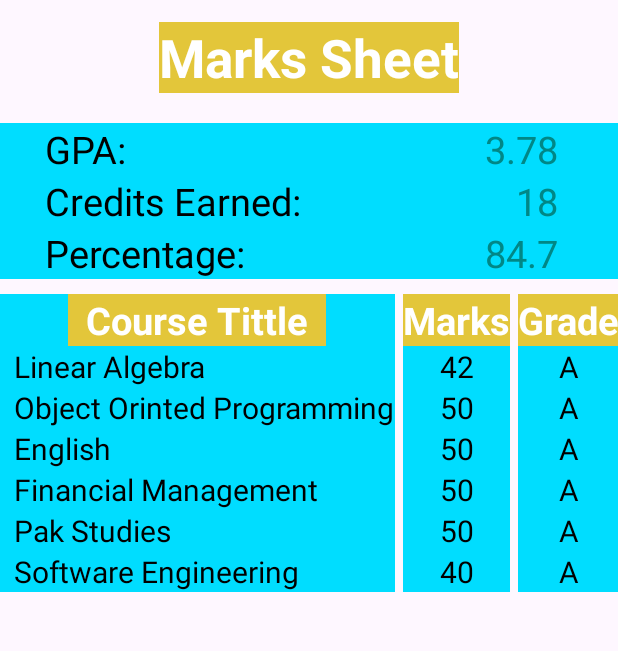
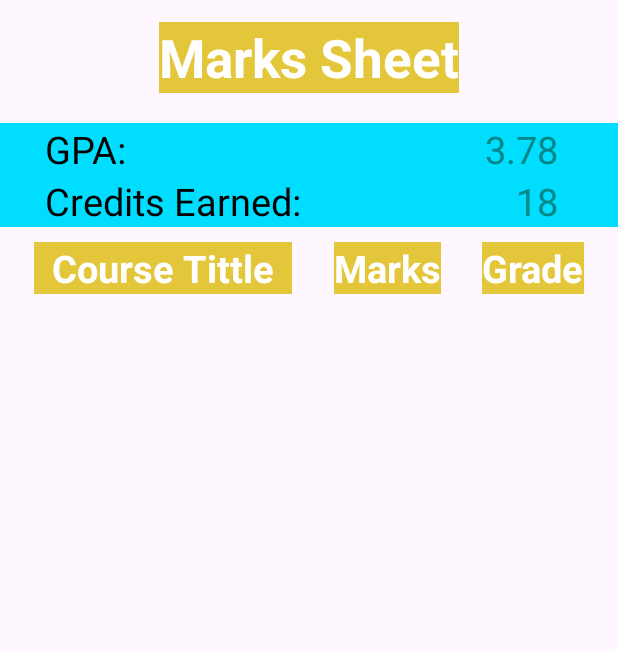
Before and after one commit to wahaj35/GPA-Finder, an Android app: the Report screen opened through its navigation route, on a phone screen of 412 x 824 dp, the part 53-704 px from its top. Run offline under Robolectric (Android 15) with nearby library versions, the phone set to English and light mode, and no system bars; our stand-ins replace data binding.

Commit message:
Finished Report Fragment

```diff
--- a/app/src/main/java/com/example/about/SharedViewModel.kt
+++ b/app/src/main/java/com/example/about/SharedViewModel.kt
@@ -1,6 +1,5 @@
 package com.example.about
 
-import androidx.lifecycle.LiveData
 import androidx.lifecycle.MutableLiveData
 import androidx.lifecycle.ViewModel
 
@@ -27,17 +26,11 @@ class SharedViewModel:ViewModel() {
     private var gpa = MutableLiveData("")
     var finalGPA :MutableLiveData<String> = gpa
 
+    private var noOfSubjects = MutableLiveData("")
+    var noOf_subjects:MutableLiveData<String> = noOfSubjects
 
-    //Function to get Earned Credits
-    fun getEarnedCredits(earnedCredits:String){
-        creditsEarned.value = earnedCredits
-    }
-
-
-
-    //Function to get GPA
-    fun getGPA(gpa:String){
-        finalGPA.value = gpa
+    fun getNoOfSubjects(noOfSubjects:String){
+        noOf_subjects.value = noOfSubjects
     }
 
 
--- a/app/src/main/res/layout/fragment_report.xml
+++ b/app/src/main/res/layout/fragment_report.xml
@@ -103,29 +103,6 @@
                     app:layout_constraintEnd_toEndOf="parent"
                     app:layout_constraintTop_toTopOf="@+id/CreditEarnedText" />
 
-                <TextView
-                    android:id="@+id/percentageText"
-                    android:layout_width="wrap_content"
-                    android:layout_height="wrap_content"
-                    android:layout_marginStart="30dp"
-                    android:text="@string/percentageText"
-                    android:textColor="@color/black"
-                    android:textSize="25sp"
-                    app:layout_constraintStart_toStartOf="parent"
-                    app:layout_constraintTop_toBottomOf="@id/CreditEarnedText" />
-
-                <TextView
-                    android:id="@+id/percentageValue"
-                    android:layout_width="wrap_content"
-                    android:layout_height="wrap_content"
-                    android:layout_marginEnd="40dp"
-                    android:text="84.7"
-                    android:textColor="@color/design_default_color_secondary_variant"
-                    android:textSize="25sp"
-                    app:layout_constraintBottom_toBottomOf="@id/percentageText"
-                    app:layout_constraintEnd_toEndOf="parent"
-                    app:layout_constraintTop_toTopOf="@id/percentageText" />
-
             </androidx.constraintlayout.widget.ConstraintLayout>
 
 
@@ -167,9 +144,9 @@
                         android:layout_width="wrap_content"
                         android:layout_height="wrap_content"
                         android:layout_marginStart="10dp"
-                        android:text="Linear Algebra"
                         android:textColor="@color/black"
                         android:textSize="20sp"
+                        android:visibility="gone"
                         app:layout_constraintBottom_toTopOf="@+id/Course2"
                         app:layout_constraintStart_toStartOf="parent"
                         app:layout_constraintTop_toBottomOf="@+id/subjectsJHeader" />
@@ -179,9 +156,9 @@
                         android:layout_width="wrap_content"
                         android:layout_height="wrap_content"
                         android:layout_marginStart="10dp"
-                        android:text="Object Orinted Programming"
                         android:textColor="@color/black"
                         android:textSize="20sp"
+                        android:visibility="gone"
                         app:layout_constraintBottom_toTopOf="@+id/Course3"
                         app:layout_constraintStart_toStartOf="parent"
                         app:layout_constraintTop_toBottomOf="@+id/Course1" />
@@ -192,9 +169,9 @@
                         android:layout_width="wrap_content"
                         android:layout_height="wrap_content"
                         android:layout_marginStart="10dp"
-                        android:text="English"
                         android:textColor="@color/black"
                         android:textSize="20sp"
+                        android:visibility="gone"
                         app:layout_constraintBottom_toTopOf="@+id/Course4"
                         app:layout_constraintStart_toStartOf="parent"
                         app:layout_constraintTop_toBottomOf="@+id/Course2" />
@@ -204,9 +181,9 @@
                         android:layout_width="wrap_content"
                         android:layout_height="wrap_content"
                         android:layout_marginStart="10dp"
-                        android:text="Financial Management"
                         android:textColor="@color/black"
                         android:textSize="20sp"
+                        android:visibility="gone"
                         app:layout_constraintBottom_toTopOf="@+id/Course5"
                         app:layout_constraintStart_toStartOf="parent"
                         app:layout_constraintTop_toBottomOf="@+id/Course3" />
@@ -216,9 +193,9 @@
                         android:layout_width="wrap_content"
                         android:layout_height="wrap_content"
                         android:layout_marginStart="10dp"
-                        android:text="Pak Studies"
                         android:textColor="@color/black"
                         android:textSize="20sp"
+                        android:visibility="gone"
                         app:layout_constraintBottom_toTopOf="@+id/Course6"
                         app:layout_constraintStart_toStartOf="parent"
                         app:layout_constraintTop_toBottomOf="@+id/Course4" />
@@ -228,9 +205,9 @@
                         android:layout_width="wrap_content"
                         android:layout_height="wrap_content"
                         android:layout_marginStart="10dp"
-                        android:text="Software Engineering"
                         android:textColor="@color/black"
                         android:textSize="20sp"
+                        android:visibility="gone"
                         app:layout_constraintBottom_toBottomOf="parent"
                         app:layout_constraintStart_toStartOf="parent"
                         app:layout_constraintTop_toBottomOf="@+id/Course5" />
@@ -267,9 +244,9 @@
                         android:id="@+id/Course1Marks"
                         android:layout_width="match_parent"
                         android:layout_height="wrap_content"
-                        android:text="42"
                         android:textColor="@color/black"
                         android:textSize="20sp"
+                        android:visibility="gone"
                         app:layout_constraintEnd_toEndOf="parent"
                         app:layout_constraintStart_toStartOf="parent"
                         app:layout_constraintTop_toBottomOf="@id/MarksHeader" />
@@ -278,9 +255,9 @@
                         android:id="@+id/Course2Marks"
                         android:layout_width="wrap_content"
                         android:layout_height="wrap_content"
-                        android:text="50"
                         android:textColor="@color/black"
                         android:textSize="20sp"
+                        android:visibility="gone"
                         app:layout_constraintBottom_toTopOf="@+id/Course3Marks"
                         app:layout_constraintEnd_toEndOf="parent"
                         app:layout_constraintStart_toStartOf="parent"
@@ -291,9 +268,9 @@
                         android:id="@+id/Course3Marks"
                         android:layout_width="wrap_content"
                         android:layout_height="wrap_content"
-                        android:text="50"
                         android:textColor="@color/black"
                         android:textSize="20sp"
+                        android:visibility="gone"
                         app:layout_constraintBottom_toTopOf="@+id/Course4Marks"
                         app:layout_constraintEnd_toEndOf="parent"
                         app:layout_constraintStart_toStartOf="parent"
@@ -303,9 +280,9 @@
                         android:id="@+id/Course4Marks"
                         android:layout_width="wrap_content"
                         android:layout_height="wrap_content"
-                        android:text="50"
                         android:textColor="@color/black"
                         android:textSize="20sp"
+                        android:visibility="gone"
                         app:layout_constraintBottom_toTopOf="@+id/Course5Marks"
                         app:layout_constraintEnd_toEndOf="parent"
                         app:layout_constraintStart_toStartOf="parent"
@@ -315,9 +292,9 @@
                         android:id="@+id/Course5Marks"
                         android:layout_width="wrap_content"
                         android:layout_height="wrap_content"
-                        android:text="50"
                         android:textColor="@color/black"
                         android:textSize="20sp"
+                        android:visibility="gone"
                         app:layout_constraintBottom_toTopOf="@+id/Course6Marks"
                         app:layout_constraintEnd_toEndOf="parent"
                         app:layout_constraintStart_toStartOf="parent"
@@ -327,9 +304,9 @@
                         android:id="@+id/Course6Marks"
                         android:layout_width="wrap_content"
                         android:layout_height="wrap_content"
-                        android:text="40"
                         android:textColor="@color/black"
                         android:textSize="20sp"
+                        android:visibility="gone"
                         app:layout_constraintBottom_toBottomOf="parent"
                         app:layout_constraintEnd_toEndOf="parent"
                         app:layout_constraintStart_toStartOf="parent"
@@ -368,9 +345,9 @@
                         android:id="@+id/Course1Grade"
                         android:layout_width="match_parent"
                         android:layout_height="wrap_content"
-                        android:text="A"
                         android:textColor="@color/black"
                         android:textSize="20sp"
+                        android:visibility="gone"
                         app:layout_constraintEnd_toEndOf="parent"
                         app:layout_constraintStart_toStartOf="parent"
                         app:layout_constraintTop_toBottomOf="@id/GradeHeader" />
@@ -379,9 +356,9 @@
                         android:id="@+id/Course2Grade"
                         android:layout_width="wrap_content"
                         android:layout_height="wrap_content"
-                        android:text="A"
                         android:textColor="@color/black"
                         android:textSize="20sp"
+                        android:visibility="gone"
                         app:layout_constraintBottom_toTopOf="@+id/Course3Grade"
                         app:layout_constraintEnd_toEndOf="parent"
                         app:layout_constraintStart_toStartOf="parent"
@@ -392,9 +369,9 @@
                         android:id="@+id/Course3Grade"
                         android:layout_width="wrap_content"
                         android:layout_height="wrap_content"
-                        android:text="A"
                         android:textColor="@color/black"
                         android:textSize="20sp"
+                        android:visibility="gone"
                         app:layout_constraintBottom_toTopOf="@+id/Course4Grade"
                         app:layout_constraintEnd_toEndOf="parent"
                         app:layout_constraintStart_toStartOf="parent"
@@ -404,9 +381,9 @@
                         android:id="@+id/Course4Grade"
                         android:layout_width="wrap_content"
                         android:layout_height="wrap_content"
-                        android:text="A"
                         android:textColor="@color/black"
                         android:textSize="20sp"
+                        android:visibility="gone"
                         app:layout_constraintBottom_toTopOf="@+id/Course5Grade"
                         app:layout_constraintEnd_toEndOf="parent"
                         app:layout_constraintStart_toStartOf="parent"
@@ -416,9 +393,9 @@
                         android:id="@+id/Course5Grade"
                         android:layout_width="wrap_content"
                         android:layout_height="wrap_content"
-                        android:text="A"
                         android:textColor="@color/black"
                         android:textSize="20sp"
+                        android:visibility="gone"
                         app:layout_constraintBottom_toTopOf="@+id/Course6Grade"
                         app:layout_constraintEnd_toEndOf="parent"
                         app:layout_constraintStart_toStartOf="parent"
@@ -428,9 +405,9 @@
                         android:id="@+id/Course6Grade"
                         android:layout_width="wrap_content"
                         android:layout_height="wrap_content"
-                        android:text="A"
                         android:textColor="@color/black"
                         android:textSize="20sp"
+                        android:visibility="gone"
                         app:layout_constraintBottom_toBottomOf="parent"
                         app:layout_constraintEnd_toEndOf="parent"
                         app:layout_constraintStart_toStartOf="parent"
```
Also changed, not shown: app/src/main/java/com/example/about/DataInput.kt (+144 -64 lines), app/src/main/java/com/example/about/Report.kt (+174 -14 lines).
